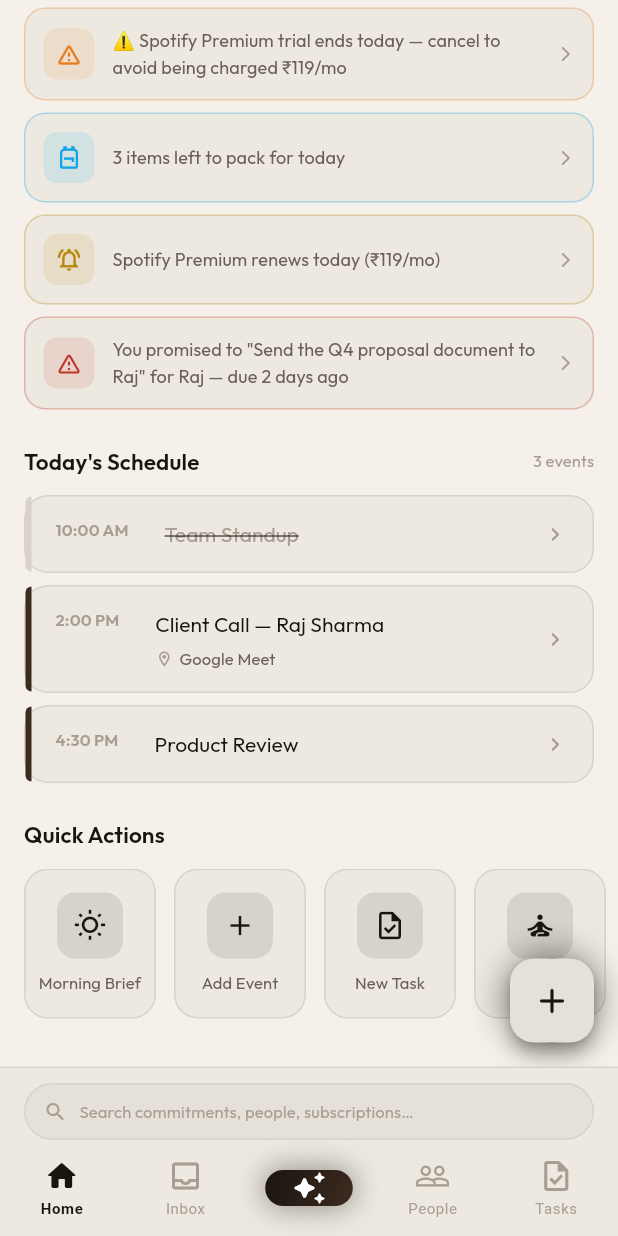
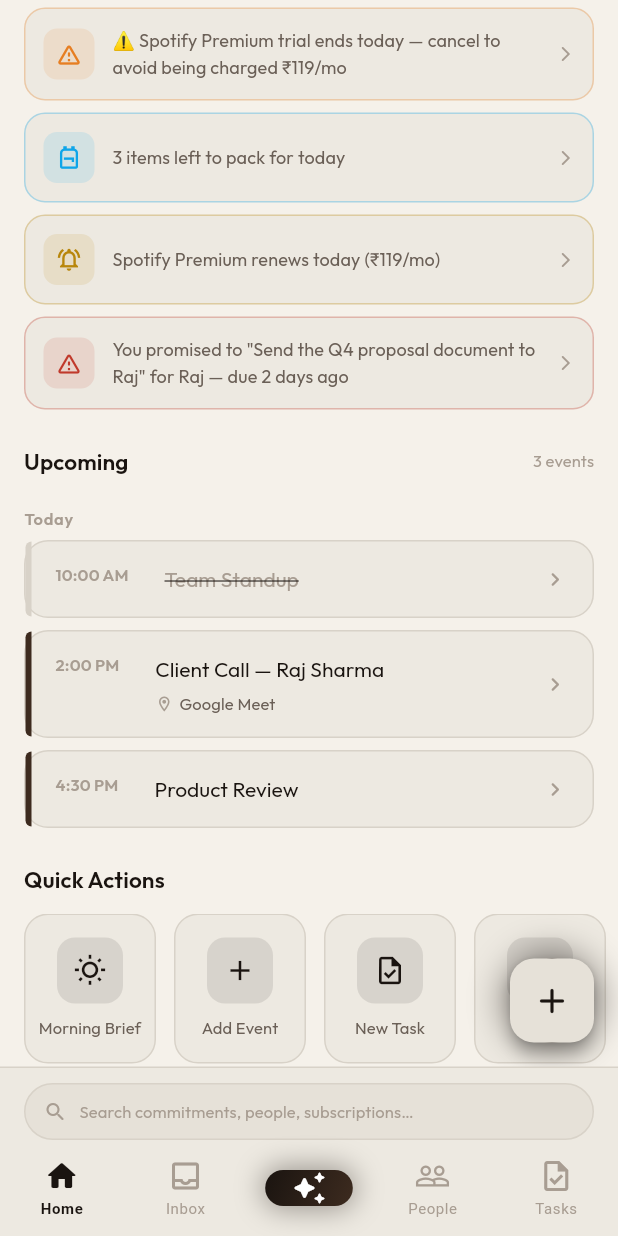
Before and after one commit to vidhihirenbhandari/ARIA, a Flutter app: the DashboardScreen screen opened by its route, scrolled down 487 dp, on a phone screen of 412 x 824 dp. Run offline on Flutter 3.47's test engine with Material 3 defaults, Android fonts, the phone set to English and light mode, and no system bars; our stand-ins replace dio, flutter_local_notifications, flutter_riverpod, flutter_tts, go_router, google_fonts and 3 more; missing offline and left inert: googleapis; accounts and stored records are empty; network calls fail.

Commit message:
Fix approve-to-schedule: show today + tomorrow events in Upcoming section
Extend the dashboard event filter from today-only to today + tomorrow,
so approved suggestions like "Meet Raj tomorrow at 3 PM" appear
immediately after approval. Rename "Today's Schedule" → "Upcoming"
and add "Today" / "Tomorrow" date group labels for clarity.

Co-Authored-By: Claude Sonnet 4.6 <noreply@anthropic.com>
Claude-Session: https://claude.ai/code/session_01RFN1s99MGXv3D83ccWJSy8

```diff
--- a/mobile/lib/features/dashboard/presentation/screens/dashboard_screen.dart
+++ b/mobile/lib/features/dashboard/presentation/screens/dashboard_screen.dart
@@ -42,10 +42,12 @@ class _DashboardScreenState extends ConsumerState<DashboardScreen> {
     final suggestionsAsync = ref.watch(pendingSuggestionsProvider);
     final allEvents = ref.watch(calendarEventsProvider);
     final now = DateTime.now();
+    final today = DateTime(now.year, now.month, now.day);
+    final dayAfterTomorrow = today.add(const Duration(days: 2));
     final todayEvents = allEvents.where((e) {
-      return e.startTime.year == now.year &&
-          e.startTime.month == now.month &&
-          e.startTime.day == now.day &&
+      final eventDay = DateTime(e.startTime.year, e.startTime.month, e.startTime.day);
+      return !eventDay.isBefore(today) &&
+          eventDay.isBefore(dayAfterTomorrow) &&
           e.status == 'approved';
     }).toList()
       ..sort((a, b) => a.startTime.compareTo(b.startTime));
--- a/mobile/lib/features/dashboard/presentation/widgets/upcoming_events_widget.dart
+++ b/mobile/lib/features/dashboard/presentation/widgets/upcoming_events_widget.dart
@@ -13,6 +13,18 @@ class UpcomingEventsWidget extends StatelessWidget {
     if (events.isEmpty) {
       return _buildEmpty();
     }
+    final now = DateTime.now();
+    final today = DateTime(now.year, now.month, now.day);
+    final tomorrow = today.add(const Duration(days: 1));
+    final todayItems = events.where((e) {
+      final d = DateTime(e.startTime.year, e.startTime.month, e.startTime.day);
+      return d == today;
+    }).toList();
+    final tomorrowItems = events.where((e) {
+      final d = DateTime(e.startTime.year, e.startTime.month, e.startTime.day);
+      return d == tomorrow;
+    }).toList();
+
     return Column(
       crossAxisAlignment: CrossAxisAlignment.start,
       children: [
@@ -20,7 +32,7 @@ class UpcomingEventsWidget extends StatelessWidget {
           padding: const EdgeInsets.symmetric(horizontal: 16),
           child: Row(
             children: [
-              const Text("Today's Schedule", style: AppTextStyles.headlineSmall),
+              const Text('Upcoming', style: AppTextStyles.headlineSmall),
               const Spacer(),
               Text(
                 '${events.length} events',
@@ -30,8 +42,29 @@ class UpcomingEventsWidget extends StatelessWidget {
           ),
         ),
         const SizedBox(height: 12),
-        ...events.map((e) => _buildEventTile(e)),
+        if (todayItems.isNotEmpty) ...[
+          _buildDateLabel('Today'),
+          ...todayItems.map((e) => _buildEventTile(e)),
+        ],
+        if (tomorrowItems.isNotEmpty) ...[
+          _buildDateLabel('Tomorrow'),
+          ...tomorrowItems.map((e) => _buildEventTile(e)),
+        ],
       ],
+    );
+  }
+
+  Widget _buildDateLabel(String label) {
+    return Padding(
+      padding: const EdgeInsets.fromLTRB(16, 8, 16, 6),
+      child: Text(
+        label,
+        style: AppTextStyles.caption.copyWith(
+          color: AppColors.textTertiary,
+          fontWeight: FontWeight.w600,
+          letterSpacing: 0.5,
+        ),
+      ),
     );
   }
 
```
